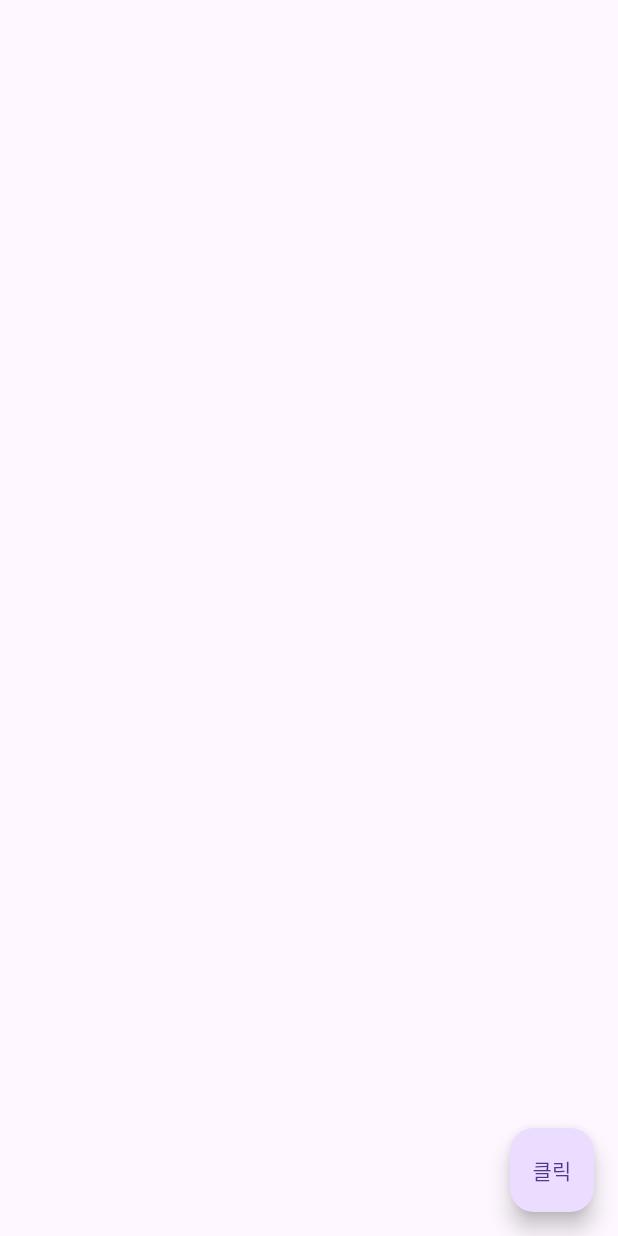
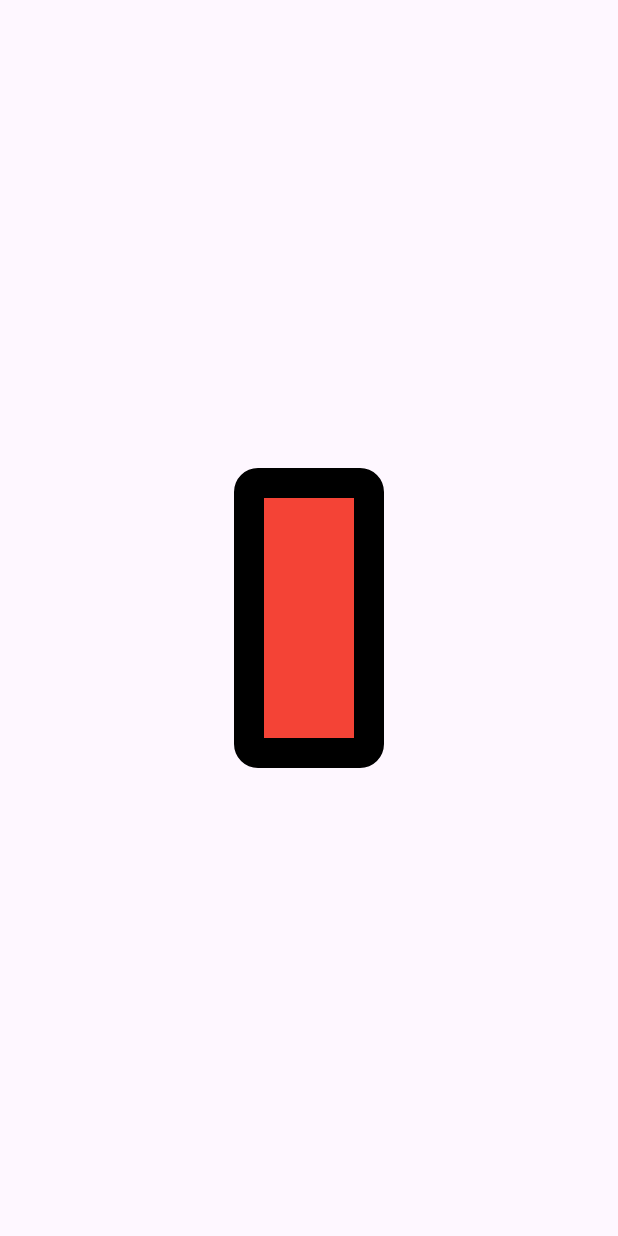
Before and after one commit to leerobing/flutter_practice_1, a Flutter app: the screen it shows after launch, on a phone screen of 412 x 824 dp. Run offline on Flutter 3.47's test engine with Material 3 defaults, Android fonts, the phone set to English and light mode, and no system bars.

Commit message:
feat: 버튼 및 디자인 위젯 학습

```diff
--- /dev/null
+++ b/lib/designStudy/designWidgetStudy.dart
@@ -0,0 +1,28 @@
+
+import 'package:flutter/material.dart';
+
+class DesignWidgetStudy extends StatelessWidget {
+
+  @override
+  Widget build(BuildContext context) {
+    return MaterialApp(
+      home: Scaffold(
+        body: Center(
+          child: Container(
+            decoration: BoxDecoration(
+              color: Colors.red,
+              border: Border.all(
+                width: 20.0,
+                color: Colors.black,
+              ),
+              borderRadius: BorderRadius.circular(16.0),
+            ),
+            height: 200.0,
+            width: 100.0,
+          ),
+        ),
+      ),
+    );
+  }
+
+}
--- a/lib/main.dart
+++ b/lib/main.dart
@@ -1,24 +1,9 @@
 import 'package:flutter/material.dart';
+import 'buttonStudy/ButtonStudy.dart';
+import 'designStudy/designWidgetStudy.dart';
 
 void main() {
- runApp(FloatingActionButtonExample());
-}
-class FloatingActionButtonExample extends StatelessWidget {
-  @override
-  Widget build(BuildContext context) {
-    return MaterialApp(
-      home: Scaffold(
-        floatingActionButton: FloatingActionButton(
-          onPressed: () {  print("클릭");},
-          child: Text(
-            "클릭"
-          ),
-        ),
-        body: Container(),
-      ),
-    );
-  }
-
+ runApp(DesignWidgetStudy());
 }
 
 class MyApp extends StatelessWidget {
```
Also changed, not shown: lib/buttonStudy/ButtonStudy.dart (added, +93 -0 lines).
